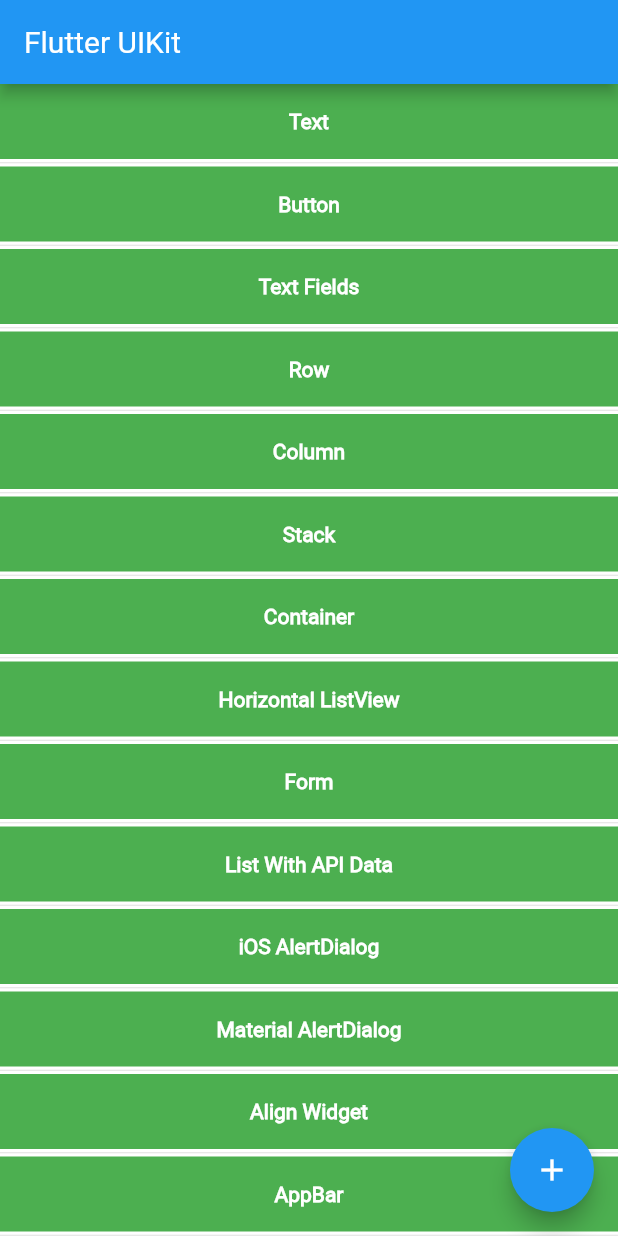
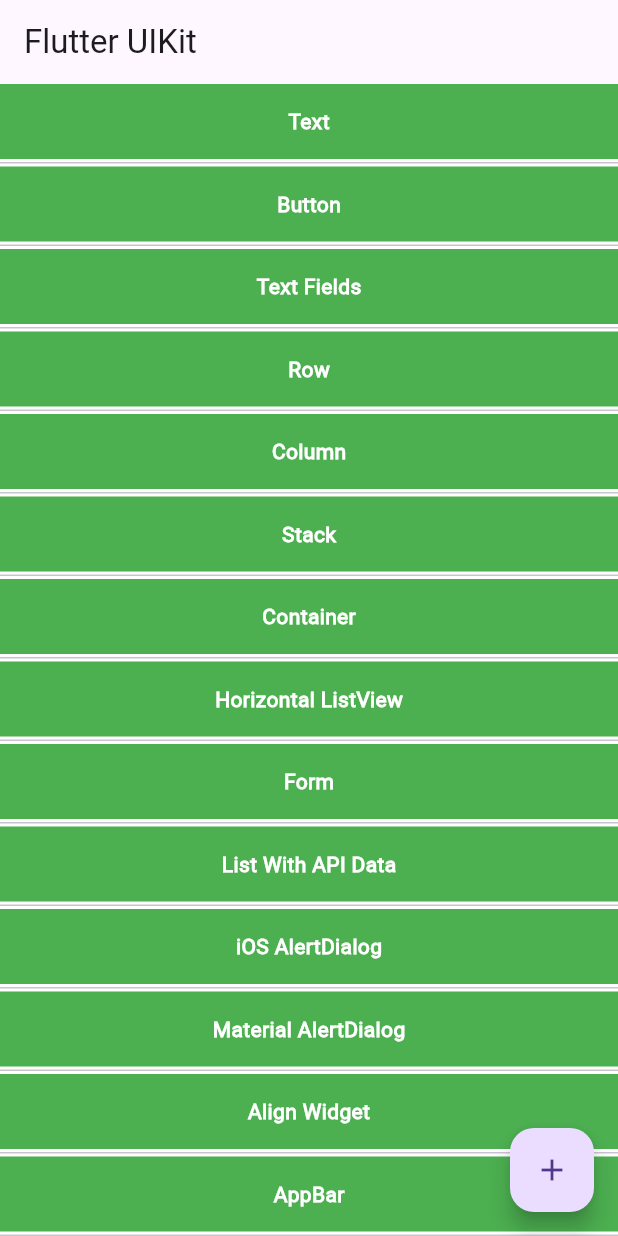
Before and after one commit to dineshnagarajandev/Flutter-UIKit, a Flutter app: the screen it shows after launch, on a phone screen of 412 x 824 dp. Run offline on Flutter 3.47's test engine with Material 2 defaults, Android fonts, the phone set to English and light mode, and no system bars; our stand-ins replace bloc, flutter_bloc.

Commit message:
enable material 3 design

```diff
--- a/lib/main.dart
+++ b/lib/main.dart
@@ -41,6 +41,7 @@ class MyApp extends StatelessWidget {
   @override
   Widget build(BuildContext context) {
     return MaterialApp(
+      theme: ThemeData.light(useMaterial3: true),
       debugShowCheckedModeBanner: false,
       home: Scaffold(
         backgroundColor: Colors.white,
```
